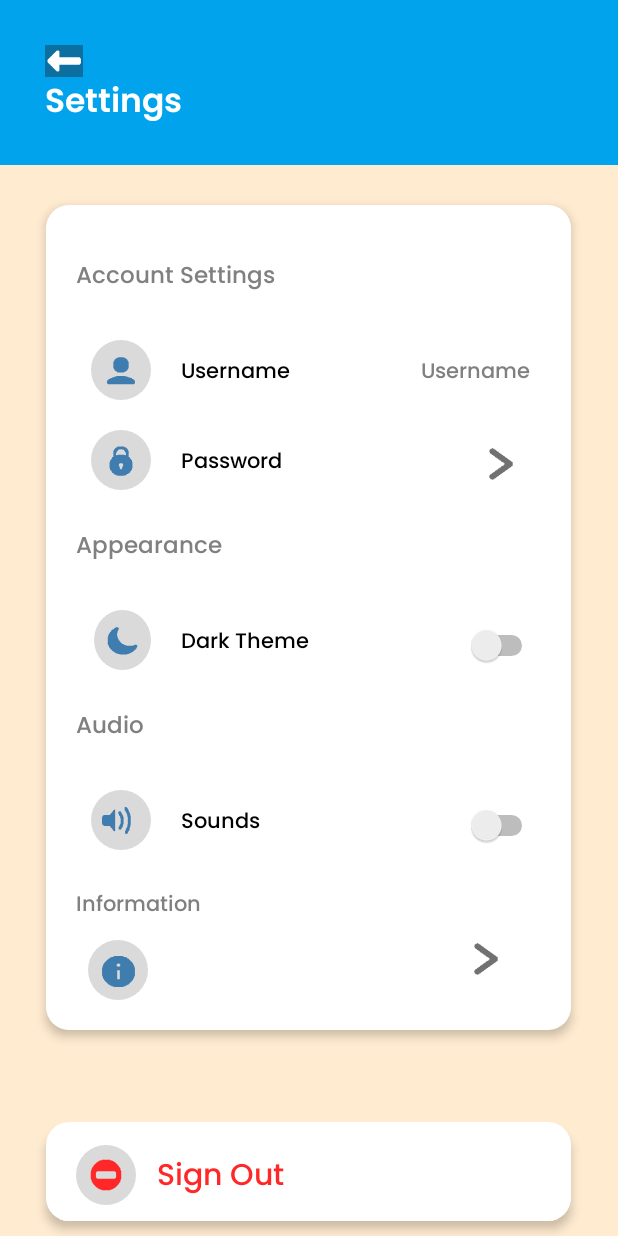
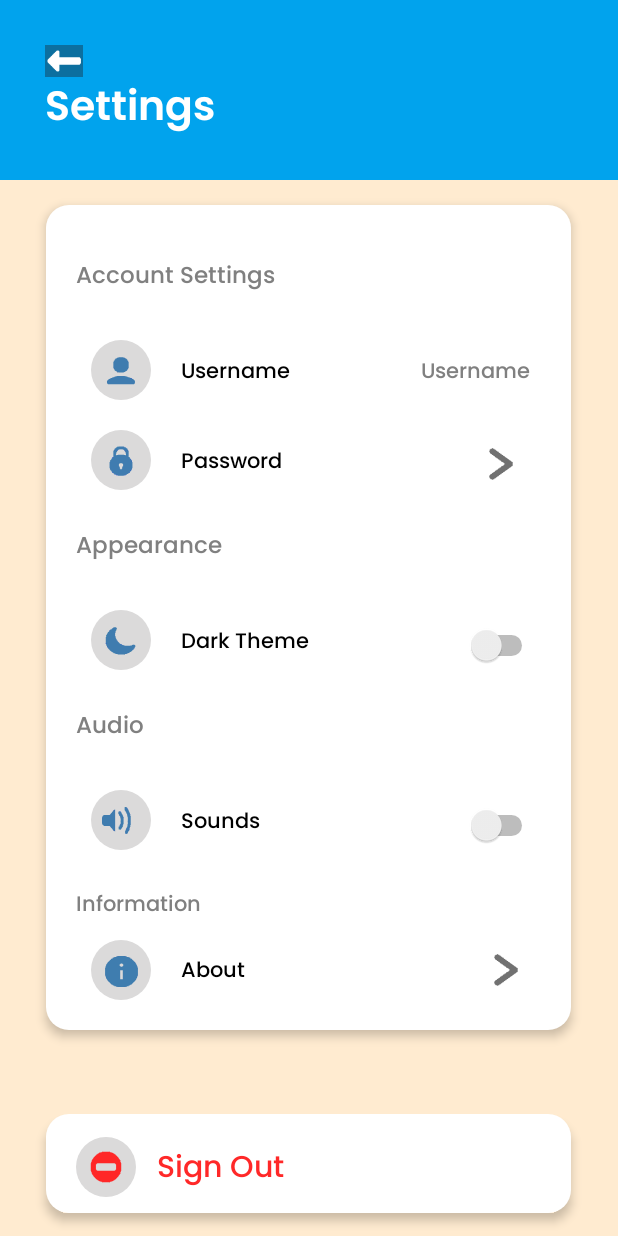
Before and after one commit to paulPortos/Send-notes, an Android app: the SettingsActivity screen opened directly, with no data from a screen before it, on a phone screen of 412 x 824 dp. Run offline under Robolectric (Android 15) with nearby library versions, the phone set to English and light mode, and no system bars.

Commit message:
Updated settings

```diff
--- a/app/src/main/res/layout/activity_settings.xml
+++ b/app/src/main/res/layout/activity_settings.xml
@@ -23,7 +23,7 @@
         <ImageView
             android:id="@+id/imageViewSettings"
             android:layout_width="match_parent"
-            android:layout_height="110dp"
+            android:layout_height="120dp"
             android:src="@android:drawable/screen_background_light"
             app:layout_constraintBottom_toBottomOf="parent"
             app:layout_constraintEnd_toEndOf="parent"
@@ -56,7 +56,7 @@
             android:fontFamily="@font/poppins_semibold"
             android:text="Settings"
             android:textColor="@color/white"
-            android:textSize="22sp"
+            android:textSize="27sp"
             android:textStyle="bold"
             app:layout_constraintBottom_toBottomOf="parent"
             app:layout_constraintEnd_toEndOf="parent"
@@ -179,7 +179,7 @@
                 android:layout_width="wrap_content"
                 android:layout_height="wrap_content"
                 android:layout_marginStart="90dp"
-                    android:layout_marginTop="570dp"
+                android:layout_marginTop="499dp"
                 android:fontFamily="@font/poppins_medium"
                 android:text="About"
                 android:textColor="@color/black" />
@@ -209,9 +209,9 @@
 
             <ImageView
                 android:id="@+id/darkmode_icon"
-                    android:layout_width="38dp"
+                android:layout_width="40dp"
                 android:layout_height="40dp"
-                    android:layout_marginStart="32dp"
+                android:layout_marginStart="30dp"
                 android:layout_marginTop="270dp"
                 android:background="@drawable/circle"
                 android:backgroundTint="#DBDADA"
@@ -233,7 +233,7 @@
                 android:id="@+id/about_icon"
                 android:layout_width="40dp"
                 android:layout_height="40dp"
-                    android:layout_marginStart="28dp"
+                android:layout_marginStart="30dp"
                 android:layout_marginTop="490dp"
                 android:background="@drawable/circle"
                 android:backgroundTint="#DBDADA"
@@ -253,8 +253,8 @@
                 android:id="@+id/rightarrow_icon2"
                 android:layout_width="wrap_content"
                 android:layout_height="wrap_content"
-                    android:layout_marginStart="280dp"
-                    android:layout_marginTop="490dp"
+                android:layout_marginStart="293dp"
+                android:layout_marginTop="497dp"
                 android:background="#00FFFFFF"
                 android:src="@drawable/rightarrow_icon" />
 
@@ -275,11 +275,12 @@
                 tools:ignore="UseSwitchCompatOrMaterialXml" />
 
         </FrameLayout>
+
         <FrameLayout
             android:layout_width="350dp"
             android:layout_height="66dp"
             android:layout_gravity="center|bottom"
-            android:layout_marginBottom="10dp"
+            android:layout_marginBottom="15dp"
             android:background="@drawable/round_settings"
             android:elevation="4dp">
 
@@ -291,10 +292,10 @@
                 android:layout_marginTop="20dp"
                 android:layout_marginEnd="192dp"
                 android:layout_marginBottom="16dp"
+                android:clickable="true"
+                android:focusable="true"
                 android:fontFamily="@font/poppins_medium"
                 android:text="Sign Out"
-                android:clickable="true"
-                android:focusable="true"
                 android:textColor="#FF2828"
                 android:textSize="20sp" />
 
```
Lines whose indentation alone changed are shown as unchanged.
